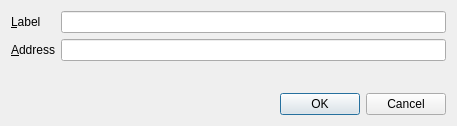
The window that src/qt/forms/editaddressdialog.ui (JurisKhan/dv8coin) describes before a commit, drawn with Qt 5.
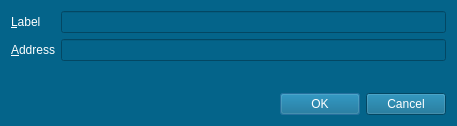
The same window after the commit.

```diff
--- a/src/qt/forms/editaddressdialog.ui
+++ b/src/qt/forms/editaddressdialog.ui
@@ -13,6 +13,10 @@
   <property name="windowTitle">
    <string>Edit Address</string>
   </property>
+  <property name="styleSheet">
+   <string notr="true">background-color:#04648A;
+color:white;</string>
+  </property>
   <layout class="QVBoxLayout" name="verticalLayout">
    <item>
     <layout class="QFormLayout" name="formLayout">
```
